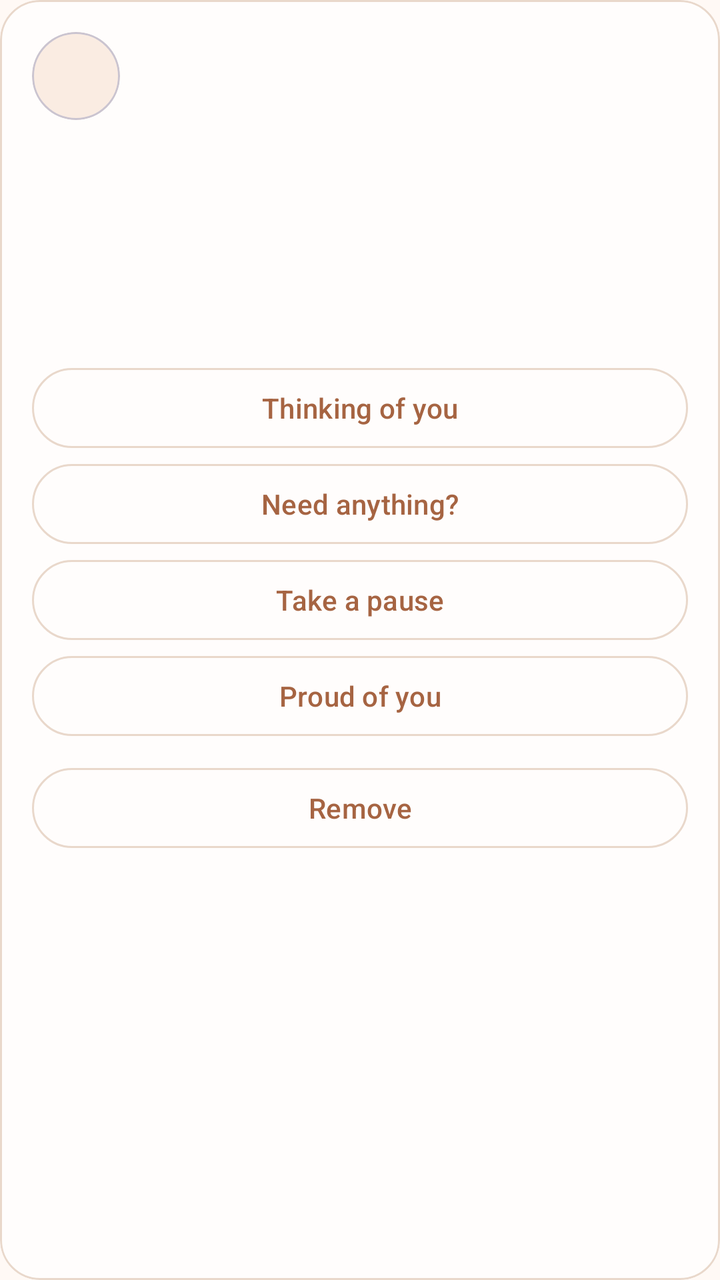
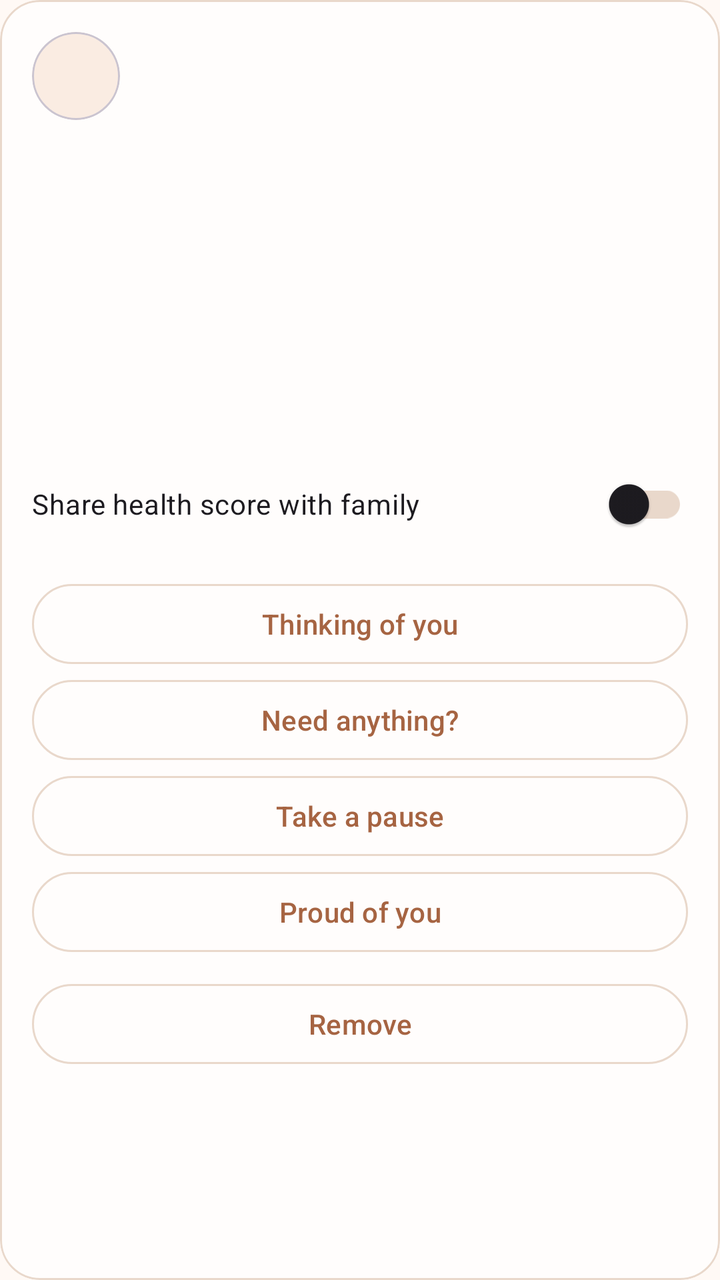

The first picture is an Android layout as it rendered before a commit; the second is the same layout after the commit. The layout source and the unified diff follow.
<!-- AndroidManifest.xml: application theme Theme.VitaSense -->
<!-- res/layout/item_family_member.xml -->
<?xml version="1.0" encoding="utf-8"?>
<com.google.android.material.card.MaterialCardView xmlns:android="http://schemas.android.com/apk/res/android"
    xmlns:app="http://schemas.android.com/apk/res-auto"
    android:layout_width="match_parent"
    android:layout_height="wrap_content"
    android:layout_marginBottom="12dp"
    app:cardBackgroundColor="?attr/colorSurface"
    app:cardCornerRadius="20dp"
    app:strokeColor="?attr/colorOutline"
    app:strokeWidth="1dp">

    <LinearLayout
        android:layout_width="match_parent"
        android:layout_height="wrap_content"
        android:orientation="vertical"
        android:padding="16dp">

        <LinearLayout
            android:layout_width="match_parent"
            android:layout_height="wrap_content"
            android:gravity="center_vertical"
            android:orientation="horizontal">

            <com.google.android.material.card.MaterialCardView
                android:layout_width="44dp"
                android:layout_height="44dp"
                app:cardBackgroundColor="?attr/vsColorPrimarySoft"
                app:cardCornerRadius="22dp">

                <TextView
                    android:id="@+id/memberAvatarText"
                    android:layout_width="match_parent"
                    android:layout_height="match_parent"
                    android:gravity="center"
                    android:textColor="?android:attr/textColorPrimary"
                    android:textSize="18sp"
                    android:textStyle="bold" />
            </com.google.android.material.card.MaterialCardView>

            <LinearLayout
                android:layout_width="0dp"
                android:layout_height="wrap_content"
                android:layout_marginStart="12dp"
                android:layout_weight="1"
                android:orientation="vertical">

                <TextView
                    android:id="@+id/memberNameText"
                    android:layout_width="match_parent"
                    android:layout_height="wrap_content"
                    android:textColor="?android:attr/textColorPrimary"
                    android:textSize="16sp"
                    android:textStyle="bold" />

                <TextView
                    android:id="@+id/memberRoleText"
                    android:layout_width="wrap_content"
                    android:layout_height="wrap_content"
                    android:layout_marginTop="4dp"
                    android:textColor="?android:attr/textColorSecondary"
                    android:textSize="13sp" />
            </LinearLayout>
        </LinearLayout>

        <TextView
            android:id="@+id/memberMoodText"
            android:layout_width="match_parent"
            android:layout_height="wrap_content"
            android:layout_marginTop="12dp"
            android:textColor="?android:attr/textColorPrimary"
            android:textStyle="bold" />

        <TextView
            android:id="@+id/memberNoteText"
            android:layout_width="match_parent"
            android:layout_height="wrap_content"
            android:layout_marginTop="6dp"
            android:textColor="?android:attr/textColorSecondary" />

        <TextView
            android:id="@+id/memberStatusText"
            android:layout_width="match_parent"
            android:layout_height="wrap_content"
            android:layout_marginTop="6dp"
            android:textColor="?android:attr/textColorSecondary" />

        <TextView
            android:id="@+id/memberSupportSummaryText"
            android:layout_width="match_parent"
            android:layout_height="wrap_content"
            android:layout_marginTop="8dp"
            android:textColor="?attr/vsColorPrimaryStrong" />

        <LinearLayout
            android:id="@+id/supportButtonGroup"
            android:layout_width="match_parent"
            android:layout_height="wrap_content"
            android:layout_marginTop="12dp"
            android:orientation="vertical">

            <com.google.android.material.button.MaterialButton
                android:id="@+id/supportThinkingButton"
                style="?attr/materialButtonOutlinedStyle"
                android:layout_width="match_parent"
                android:layout_height="wrap_content"
                android:text="@string/family_support_thinking" />

            <com.google.android.material.button.MaterialButton
                android:id="@+id/supportNeedAnythingButton"
                style="?attr/materialButtonOutlinedStyle"
                android:layout_width="match_parent"
                android:layout_height="wrap_content"
                android:text="@string/family_support_need_anything" />

            <com.google.android.material.button.MaterialButton
                android:id="@+id/supportTakePauseButton"
                style="?attr/materialButtonOutlinedStyle"
                android:layout_width="match_parent"
                android:layout_height="wrap_content"
                android:text="@string/family_support_take_pause" />

            <com.google.android.material.button.MaterialButton
                android:id="@+id/supportProudButton"
                style="?attr/materialButtonOutlinedStyle"
                android:layout_width="match_parent"
                android:layout_height="wrap_content"
                android:text="@string/family_support_proud" />
        </LinearLayout>

        <com.google.android.material.button.MaterialButton
            android:id="@+id/removeMemberButton"
            style="?attr/materialButtonOutlinedStyle"
            android:layout_width="match_parent"
            android:layout_height="wrap_content"
            android:layout_marginTop="8dp"
            android:text="@string/family_remove" />
    </LinearLayout>
</com.google.android.material.card.MaterialCardView>
<!-- resources referenced by this layout -->
<resources>
  <string name="family_remove">Remove</string>
  <string name="family_support_need_anything">Need anything?</string>
  <string name="family_support_proud">Proud of you</string>
  <string name="family_support_take_pause">Take a pause</string>
  <string name="family_support_thinking">Thinking of you</string>
  <style name="Theme.VitaSense" parent="Theme.VitaSense.Default" />
  <style name="Theme.VitaSense.Default" parent="Base.Theme.VitaSense">
          <item name="colorPrimary">@color/vs_primary_700</item>
          <item name="colorOnPrimary">@color/white</item>
          <item name="colorSecondary">@color/vs_primary_500</item>
          <item name="colorSurface">@color/vs_surface</item>
          <item name="android:windowBackground">@color/vs_background</item>
          <item name="colorOutline">@color/vs_border_soft</item>
          <item name="android:textColorPrimary">@color/vs_text_primary</item>
          <item name="android:textColorSecondary">@color/vs_text_secondary</item>
          <item name="vsColorPrimaryStrong">@color/vs_primary_900</item>
          <item name="vsColorPrimarySoft">@color/vs_primary_100</item>
          <item name="vsColorSecondaryAccent">@color/vs_primary_500</item>
          <item name="vsColorSurfaceAlt">@color/vs_surface_alt</item>
          <item name="vsColorWeekSignalTile">@color/vs_week_signal_tile</item>
          <item name="vsColorWeekSignalHrv">@color/vs_week_signal_hrv</item>
          <item name="vsColorWeekSignalHeartRate">@color/vs_week_signal_hr</item>
          <item name="vsColorWeekSignalSleep">@color/vs_week_signal_sleep</item>
          <item name="vsColorAlert">@color/vs_alert_red</item>
          <item name="vsColorTextTertiary">@color/vs_text_tertiary</item>
      </style>
  <style name="Base.Theme.VitaSense" parent="Theme.Material3.DayNight.NoActionBar">
          <item name="shapeAppearanceMediumComponent">@style/ShapeAppearance.VitaSense.Medium</item>
          <item name="shapeAppearanceLargeComponent">@style/ShapeAppearance.VitaSense.Large</item>
      </style>
  <color name="vs_primary_700">#A66442</color>
  <color name="white">#FFFFFFFF</color>
  <color name="vs_primary_500">#C98963</color>
  <color name="vs_surface">#FFFDFC</color>
  <color name="vs_background">#FFF9F5</color>
  <color name="vs_border_soft">#E9D8CB</color>
  <color name="vs_text_primary">#3E2A20</color>
  <color name="vs_text_secondary">#7A6558</color>
  <color name="vs_primary_900">#7A4B34</color>
  <color name="vs_primary_100">#FAECE2</color>
  <color name="vs_surface_alt">#F9F0E9</color>
  <color name="vs_week_signal_tile">#FAF6F1</color>
  <color name="vs_week_signal_hrv">#A66442</color>
  <color name="vs_week_signal_hr">#9E3E2A20</color>
  <color name="vs_week_signal_sleep">#C59A7F</color>
  <color name="vs_alert_red">#D45A4A</color>
  <color name="vs_text_tertiary">#AD998C</color>
  <style name="ShapeAppearance.VitaSense.Medium" parent="ShapeAppearance.Material3.MediumComponent">
          <item name="cornerSize">16dp</item>
      </style>
  <style name="ShapeAppearance.VitaSense.Large" parent="ShapeAppearance.Material3.LargeComponent">
          <item name="cornerSize">24dp</item>
      </style>
</resources>

<!-- the commit's change to res/layout/item_family_member.xml (unified diff, before → after) -->
@@ -92,6 +92,35 @@
             android:textColor="?attr/vsColorPrimaryStrong" />
 
         <LinearLayout
+            android:id="@+id/healthScoreRow"
+            android:layout_width="match_parent"
+            android:layout_height="wrap_content"
+            android:layout_marginTop="10dp"
+            android:orientation="vertical">
+
+            <TextView
+                android:id="@+id/healthScoreText"
+                android:layout_width="match_parent"
+                android:layout_height="wrap_content"
+                android:textColor="?android:attr/textColorPrimary"
+                android:textStyle="bold" />
+
+            <TextView
+                android:id="@+id/healthScoreDetailText"
+                android:layout_width="match_parent"
+                android:layout_height="wrap_content"
+                android:layout_marginTop="4dp"
+                android:textColor="?android:attr/textColorSecondary" />
+
+            <com.google.android.material.switchmaterial.SwitchMaterial
+                android:id="@+id/shareHealthScoreSwitch"
+                android:layout_width="match_parent"
+                android:layout_height="wrap_content"
+                android:layout_marginTop="8dp"
+                android:text="@string/family_share_health_score" />
+        </LinearLayout>
+
+        <LinearLayout
             android:id="@+id/supportButtonGroup"
             android:layout_width="match_parent"
             android:layout_height="wrap_content"
<!-- resource entries referenced after the edit -->
@@ -1,6 +1,7 @@
 <!-- resources referenced by this layout -->
 <resources>
   <string name="family_remove">Remove</string>
+  <string name="family_share_health_score">Share health score with family</string>
   <string name="family_support_need_anything">Need anything?</string>
   <string name="family_support_proud">Proud of you</string>
   <string name="family_support_take_pause">Take a pause</string>
